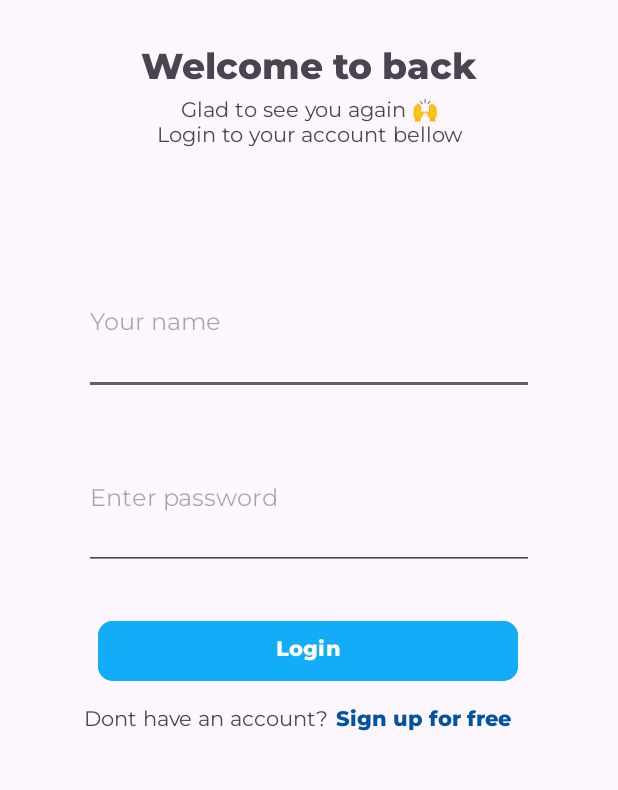
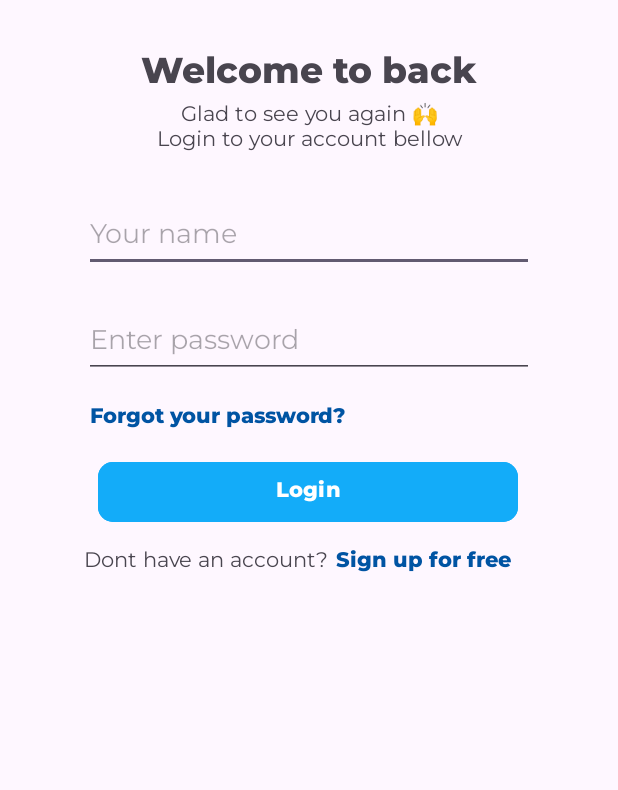
Before and after one commit to WeslleyIvis/Talk_book_APP, an Android app: the screen it shows after launch (Login), after a tap on "Login", on a phone screen of 412 x 824 dp, the part 285-1075 px from its top. Run offline under Robolectric (Android 15) with nearby library versions, the phone set to English and light mode, and no system bars.

Commit message:
Correction screens

```diff
--- a/app/src/main/java/com/example/starteraplication/ui/LoadingScreen.kt
+++ b/app/src/main/java/com/example/starteraplication/ui/LoadingScreen.kt
@@ -1,27 +1,43 @@
 package com.example.starteraplication.ui
 
 import android.content.Intent
+import android.os.Build
 import android.os.Bundle
 import android.os.Handler
 import android.os.Looper
+import android.view.View
+import android.view.WindowInsets
+import androidx.annotation.RequiresApi
 import androidx.appcompat.app.AppCompatActivity
 import com.example.starteraplication.R
 
-
-// Tela de Carregamento
-
 class LoadingScreen : AppCompatActivity() {
+    @RequiresApi(Build.VERSION_CODES.R)
     override fun onCreate(savedInstanceState: Bundle?) {
         super.onCreate(savedInstanceState)
         setContentView(R.layout.activity_loading_screen)
 
         supportActionBar?.hide()
 
+        // Obtém a view raiz
+        val rootView = findViewById<View>(android.R.id.content)
+
+        // Define o listener
+        rootView.setOnApplyWindowInsetsListener { view, insets ->
+            val statusBarInsets = insets.getInsets(WindowInsets.Type.statusBars())
+            view.setPadding(
+                statusBarInsets.left,
+                statusBarInsets.top,
+                statusBarInsets.right,
+                0 // Ignorar insets da navigation bar
+            )
+            insets // Retornar insets para propagação
+        }
+
         Handler(Looper.getMainLooper()).postDelayed({
             val intent = Intent(this, MainActivity::class.java)
             startActivity(intent)
             finish()
-        },3000)
-
+        }, 3000)
     }
 }
--- a/app/src/main/java/com/example/starteraplication/ui/Login.kt
+++ b/app/src/main/java/com/example/starteraplication/ui/Login.kt
@@ -2,6 +2,7 @@ package com.example.starteraplication.ui
 
 import android.content.Intent
 import android.os.Bundle
+import android.view.View
 import android.widget.TextView
 import androidx.appcompat.app.AppCompatActivity
 import com.example.starteraplication.R
--- a/app/src/main/java/com/example/starteraplication/ui/MainActivity.kt
+++ b/app/src/main/java/com/example/starteraplication/ui/MainActivity.kt
@@ -1,22 +1,40 @@
 package com.example.starteraplication.ui
 
 import android.content.Intent
+import android.os.Build
 import android.os.Bundle
+import android.view.View
+import android.view.WindowInsets
 import android.widget.Button
-import android.widget.EditText
-import android.widget.TextView
 import androidx.activity.enableEdgeToEdge
+import androidx.annotation.RequiresApi
 import androidx.appcompat.app.AppCompatActivity
 import com.example.starteraplication.R
 
 class MainActivity : AppCompatActivity() {
 
+    @RequiresApi(Build.VERSION_CODES.R)
     override fun onCreate(savedInstanceState: Bundle?) {
         super.onCreate(savedInstanceState)
 
         enableEdgeToEdge()
 
         setContentView(R.layout.activity_main)
+
+        // Obtém a view raiz
+        val rootView = findViewById<View>(android.R.id.content)
+
+        // Define o listener
+        rootView.setOnApplyWindowInsetsListener { view, insets ->
+            val statusBarInsets = insets.getInsets(WindowInsets.Type.statusBars()) // Corrigido
+            view.setPadding(
+                statusBarInsets.left,
+                statusBarInsets.top,
+                statusBarInsets.right,
+                0 // Ignorar insets da navigation bar
+            )
+            insets // Retornar insets para propagação
+        }
 
         val btnLogin = findViewById<Button>(R.id.btn_login)
 
--- a/app/src/main/res/layout/login_window.xml
+++ b/app/src/main/res/layout/login_window.xml
@@ -4,6 +4,20 @@
     xmlns:tools="http://schemas.android.com/tools"
     android:layout_width="match_parent"
     android:layout_height="match_parent">
+
+    <TextView
+        android:id="@+id/btn_text_create_account2"
+        android:layout_width="wrap_content"
+        android:layout_height="wrap_content"
+        android:layout_marginTop="20dp"
+        android:layout_marginBottom="20dp"
+        android:fontFamily="@font/montserrat_extrabold"
+        android:text=" Forgot your password?"
+        android:textColor="#0054A3"
+        app:layout_constraintBottom_toTopOf="@+id/button"
+        app:layout_constraintStart_toStartOf="@+id/editTextTextPassword2"
+        app:layout_constraintTop_toBottomOf="@+id/editTextTextPassword2"
+        tools:ignore="MissingConstraints" />
 
     <ImageView
         android:id="@+id/login_logo"
@@ -20,11 +34,9 @@
         android:layout_width="wrap_content"
         android:layout_height="wrap_content"
         android:layout_marginTop="221dp"
-        android:layout_marginBottom="108dp"
         android:fontFamily="@font/montserrat_extrabold"
         android:text="Welcome to back"
         android:textSize="24sp"
-        app:layout_constraintBottom_toTopOf="@+id/editTextText"
         app:layout_constraintEnd_toEndOf="parent"
         app:layout_constraintStart_toStartOf="parent"
         app:layout_constraintTop_toTopOf="parent" />
@@ -32,12 +44,10 @@
     <TextView
         android:id="@+id/textView2"
         android:layout_width="213dp"
-        android:layout_height="0dp"
-        android:layout_marginBottom="418dp"
+        android:layout_height="wrap_content"
         android:fontFamily="@font/montserrat"
         android:text="Glad to see you again 🙌 Login to your account bellow"
         android:textAlignment="center"
-        app:layout_constraintBottom_toBottomOf="parent"
         app:layout_constraintEnd_toEndOf="parent"
         app:layout_constraintStart_toStartOf="parent"
         app:layout_constraintTop_toBottomOf="@+id/textView" />
@@ -45,39 +55,38 @@
     <EditText
         android:id="@+id/editTextText"
         android:layout_width="0dp"
-        android:layout_height="0dp"
+        android:layout_height="wrap_content"
         android:layout_marginStart="56dp"
-        android:layout_marginTop="359dp"
         android:layout_marginEnd="56dp"
         android:layout_marginBottom="23dp"
+        android:layout_marginTop="30dp"
         android:width="280sp"
         android:ems="10"
         android:fontFamily="@font/montserrat"
         android:hint="Your name"
         android:inputType="text"
         android:singleLine="true"
-        android:textSize="16sp"
+        android:textSize="18sp"
         app:layout_constraintBottom_toTopOf="@+id/editTextTextPassword2"
         app:layout_constraintEnd_toEndOf="parent"
-        app:layout_constraintHorizontal_bias="0.0"
         app:layout_constraintStart_toStartOf="parent"
-        app:layout_constraintTop_toTopOf="parent" />
+        app:layout_constraintTop_toBottomOf="@+id/textView2" />
 
     <EditText
         android:id="@+id/editTextTextPassword2"
         android:layout_width="0dp"
-        android:layout_height="0dp"
+        android:layout_height="wrap_content"
         android:layout_marginStart="56dp"
         android:layout_marginEnd="56dp"
-        android:layout_marginBottom="254dp"
+        android:layout_marginBottom="23dp"
         android:width="280sp"
         android:ems="10"
         android:fontFamily="@font/montserrat"
         android:hint="Enter password"
         android:inputType="textPassword"
         android:singleLine="true"
-        android:textSize="16sp"
-        app:layout_constraintBottom_toBottomOf="parent"
+        android:textSize="18sp"
+        app:layout_constraintBottom_toTopOf="@+id/button"
         app:layout_constraintEnd_toEndOf="parent"
         app:layout_constraintStart_toStartOf="parent"
         app:layout_constraintTop_toBottomOf="@+id/editTextText" />
@@ -87,7 +96,7 @@
         android:layout_width="wrap_content"
         android:layout_height="wrap_content"
         android:layout_marginStart="48dp"
-        android:layout_marginTop="30dp"
+        android:layout_marginTop="52dp"
         android:layout_marginEnd="55dp"
         android:width="280sp"
         android:backgroundTint="#13ACF9"
@@ -95,7 +104,7 @@
         android:text="Login"
         app:cornerRadius="10sp"
         app:layout_constraintEnd_toEndOf="parent"
-        app:layout_constraintHorizontal_bias="0.6"
+        app:layout_constraintHorizontal_bias="0.607"
         app:layout_constraintStart_toStartOf="parent"
         app:layout_constraintTop_toBottomOf="@+id/editTextTextPassword2"
         tools:ignore="TouchTargetSizeCheck" />
@@ -105,11 +114,10 @@
         android:layout_width="wrap_content"
         android:layout_height="wrap_content"
         android:layout_marginTop="12dp"
-        android:layout_marginBottom="125dp"
+        app:layout_constraintBottom_toBottomOf="parent"
         android:fontFamily="@font/montserrat"
         android:text="Dont have an account?"
         android:textAlignment="viewStart"
-        app:layout_constraintBottom_toBottomOf="parent"
         app:layout_constraintEnd_toEndOf="@+id/textView"
         app:layout_constraintHorizontal_bias="0.0"
         app:layout_constraintStart_toStartOf="@+id/editTextTextPassword2"
--- a/gradle/libs.versions.toml
+++ b/gradle/libs.versions.toml
@@ -1,5 +1,5 @@
 [versions]
-agp = "8.5.1"
+agp = "8.6.0"
 kotlin = "1.9.0"
 coreKtx = "1.13.1"
 junit = "4.13.2"
```
Also changed, not shown: app/src/main/AndroidManifest.xml (+4 -6 lines), app/src/main/res/layout/activity_loading_screen.xml (+6 -4 lines), app/src/main/res/layout/activity_main.xml (+7 -11 lines), app/src/main/res/layout/create_account_window.xml (+12 -13 lines).
